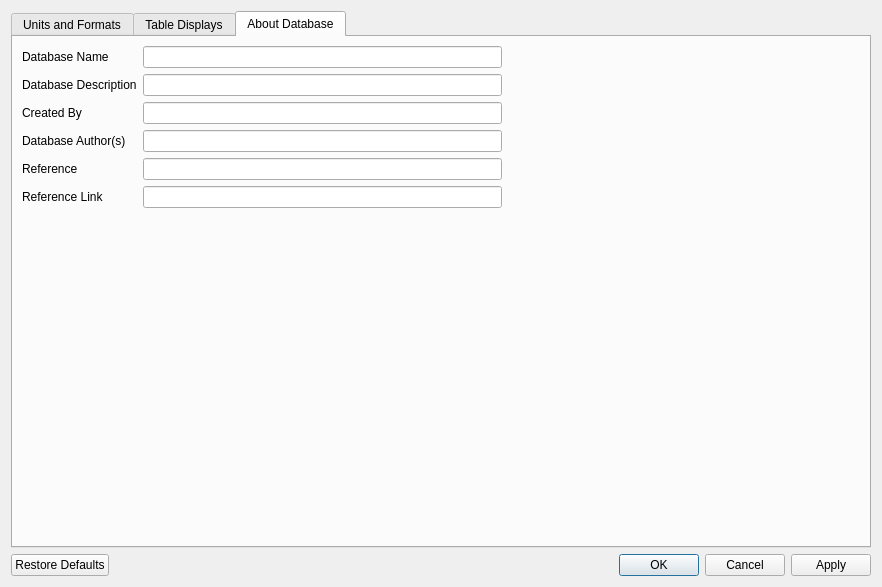
kathrynmetcalf/GeoCORK, file ui/Settings.ui: the form before one commit.
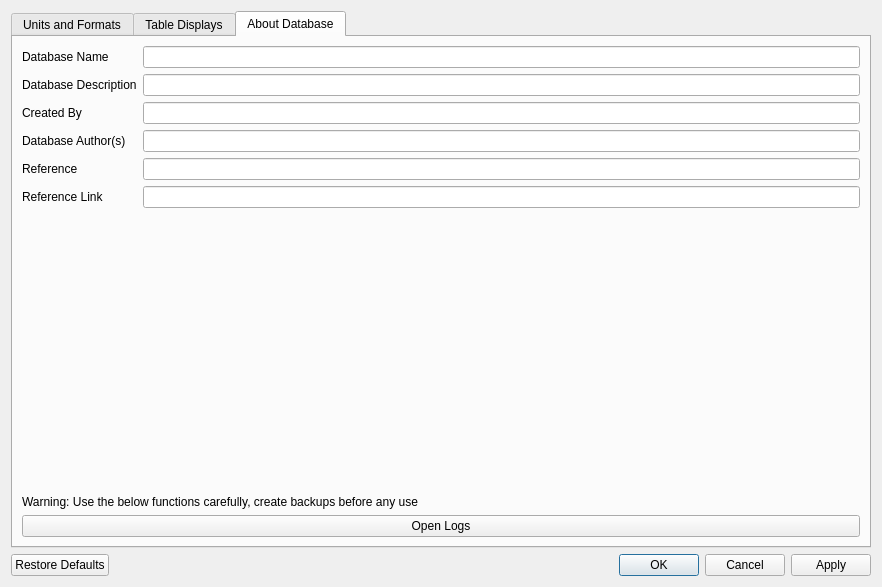
The form after the commit. The open tabs and pages were chosen to show the change.

Commit message: added open logs button to settings

What changed in the file:
```diff
--- a/ui/Settings.ui
+++ b/ui/Settings.ui
@@ -17,7 +17,7 @@
    <item>
     <widget class="QTabWidget" name="settings_tabWidget">
      <property name="currentIndex">
-      <number>1</number>
+      <number>2</number>
      </property>
      <widget class="QWidget" name="units_formats_tab">
       <attribute name="title">
@@ -362,28 +362,10 @@
       <attribute name="title">
        <string>About Database</string>
       </attribute>
+      <layout class="QVBoxLayout" name="verticalLayout_4">
+       <item>
       <layout class="QGridLayout" name="gridLayout_4">
-       <item row="4" column="0">
-        <widget class="QLabel" name="db_reference_label">
-         <property name="text">
-          <string>Reference</string>
-         </property>
-        </widget>
-       </item>
-       <item row="5" column="2">
-        <widget class="QLineEdit" name="db_reference_link_lineEdit"/>
-       </item>
-       <item row="3" column="2">
-        <widget class="QLineEdit" name="db_authors_lineEdit"/>
-       </item>
-       <item row="5" column="0">
-        <widget class="QLabel" name="db_reference_link_label">
-         <property name="text">
-          <string>Reference Link</string>
-         </property>
-        </widget>
-       </item>
-       <item row="0" column="2">
+         <item row="0" column="1">
         <widget class="QLineEdit" name="db_name_lineEdit"/>
        </item>
        <item row="0" column="0">
@@ -393,27 +375,27 @@
          </property>
         </widget>
        </item>
-       <item row="2" column="2">
-        <widget class="QLineEdit" name="db_created_by_lineEdit">
+         <item row="2" column="0">
+          <widget class="QLabel" name="db_created_by_label">
          <property name="text">
-          <string/>
+            <string>Created By</string>
          </property>
         </widget>
        </item>
-       <item row="1" column="0">
-        <widget class="QLabel" name="db_description_label">
-         <property name="text">
-          <string>Database Description</string>
-         </property>
-        </widget>
-       </item>
-       <item row="1" column="2">
+         <item row="1" column="1">
         <widget class="QLineEdit" name="db_description_lineEdit">
          <property name="text">
           <string/>
          </property>
         </widget>
        </item>
+         <item row="2" column="1">
+          <widget class="QLineEdit" name="db_created_by_lineEdit">
+           <property name="text">
+            <string/>
+           </property>
+          </widget>
+         </item>
        <item row="3" column="0">
         <widget class="QLabel" name="db_authors_label">
          <property name="text">
@@ -421,41 +403,68 @@
          </property>
         </widget>
        </item>
-       <item row="2" column="0">
-        <widget class="QLabel" name="db_created_by_label">
+         <item row="1" column="0">
+          <widget class="QLabel" name="db_description_label">
          <property name="text">
-          <string>Created By</string>
+            <string>Database Description</string>
          </property>
         </widget>
        </item>
-       <item row="0" column="3">
-        <spacer name="horizontalSpacer">
-         <property name="orientation">
-          <enum>Qt::Horizontal</enum>
-         </property>
-         <property name="sizeHint" stdset="0">
-          <size>
-           <width>40</width>
-           <height>20</height>
-          </size>
-         </property>
-        </spacer>
-       </item>
-       <item row="6" column="0">
-        <spacer name="verticalSpacer_2">
-         <property name="orientation">
-          <enum>Qt::Vertical</enum>
-         </property>
-         <property name="sizeHint" stdset="0">
-          <size>
-           <width>20</width>
-           <height>40</height>
-          </size>
-         </property>
-        </spacer>
-       </item>
-       <item row="4" column="2">
+         <item row="3" column="1">
+          <widget class="QLineEdit" name="db_authors_lineEdit"/>
+         </item>
+         <item row="4" column="0">
+          <widget class="QLabel" name="db_reference_label">
+           <property name="text">
+            <string>Reference</string>
+           </property>
+          </widget>
+         </item>
+         <item row="5" column="0">
+          <widget class="QLabel" name="db_reference_link_label">
+           <property name="text">
+            <string>Reference Link</string>
+           </property>
+          </widget>
+         </item>
+         <item row="5" column="1">
+          <widget class="QLineEdit" name="db_reference_link_lineEdit"/>
+         </item>
+         <item row="4" column="1">
         <widget class="QLineEdit" name="db_reference_lineEdit"/>
+         </item>
+        </layout>
+       </item>
+       <item>
+        <spacer name="verticalSpacer_2">
+         <property name="orientation">
+          <enum>Qt::Vertical</enum>
+         </property>
+         <property name="sizeHint" stdset="0">
+          <size>
+           <width>20</width>
+           <height>40</height>
+          </size>
+         </property>
+        </spacer>
+       </item>
+       <item>
+        <widget class="QLabel" name="label_3">
+         <property name="text">
+          <string>Warning: Use the below functions carefully, create backups before any use</string>
+         </property>
+        </widget>
+       </item>
+       <item>
+        <layout class="QHBoxLayout" name="horizontalLayout_2">
+         <item>
+          <widget class="QPushButton" name="openlogs_pushButton">
+           <property name="text">
+            <string>Open Logs</string>
+           </property>
+          </widget>
+         </item>
+        </layout>
        </item>
       </layout>
      </widget>
```
Lines whose indentation alone changed are shown as unchanged. The commit also changes 2 other files.
